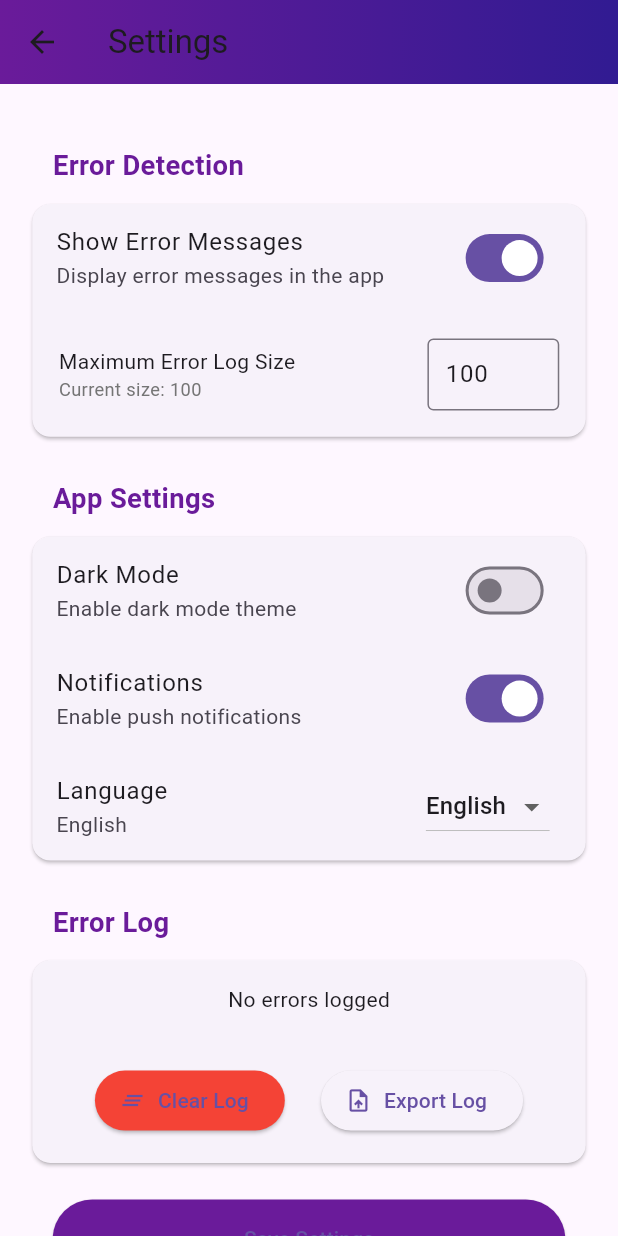
After one commit to kennedyjulius/football_tips, a Flutter app: the SettingsScreen screen opened directly, on a phone screen of 412 x 824 dp. The commit adds this screen. Run offline on Flutter 3.47's test engine with Material 3 defaults, Android fonts, the phone set to English and light mode, and no system bars; our stand-ins replace carousel_slider, cloud_firestore, dots_indicator, firebase_core, flutter_screenutil, shared_preferences; accounts and stored records are empty.

Commit message:
added some code

```diff
--- a/analysis_options.yaml
+++ b/analysis_options.yaml
@@ -7,6 +7,9 @@
 
 # The following line activates a set of recommended lints for Flutter apps,
 # packages, and plugins designed to encourage good coding practices.
+analyzer:
+  errors:
+    unused_import: ignore
 include: package:flutter_lints/flutter.yaml
 
 linter:
--- a/lib/main.dart
+++ b/lib/main.dart
@@ -33,7 +33,7 @@ class MyApp extends StatelessWidget {
             // colorScheme: ColorScheme.fromSeed(seedColor: Colors.deepPurple),
             useMaterial3: true,
           ),
-          home: DailyPredictionsScreen(),
+          home: MainScreen(),
         );
       },
     );
--- a/lib/models/model_tips.dart
+++ b/lib/models/model_tips.dart
@@ -3,7 +3,6 @@ import 'package:cloud_firestore/cloud_firestore.dart';
 class Tip {
   final String date;
   final String leagueName;
-  final String message;
   final String odds;
   final String results;
   final String status;
@@ -15,7 +14,6 @@ class Tip {
   Tip({
     required this.date,
     required this.leagueName,
-    required this.message,
     required this.odds,
     required this.results,
     required this.status,
@@ -30,7 +28,6 @@ class Tip {
     return Tip(
       date: map['date'] ?? '',
       leagueName: map['league_name'] ?? '',
-      message: map['message'] ?? '',
       odds: map['odds'] ?? '',
       results: map['results'] ?? '',
       status: map['status'] ?? '',
@@ -47,7 +44,6 @@ class Tip {
     return Tip(
       date: data['date'] ?? '',
       leagueName: data['league_name'] ?? '',
-      message: data['message'] ?? '',
       odds: data['odds'] is double ? data['odds'].toString() : data['odds'] ?? '',
       results: data['results'] ?? '',
       status: data['status'] ?? '',
@@ -63,7 +59,6 @@ class Tip {
     return {
       'date': date,
       'league_name': leagueName,
-      'message': message,
       'odds': odds,
       'results': results,
       'status': status,
--- /dev/null
+++ b/lib/views/settings_screen.dart
@@ -0,0 +1,334 @@
+import 'package:flutter/material.dart';
+import 'package:flutter_screenutil/flutter_screenutil.dart';
+import 'package:shared_preferences/shared_preferences.dart';
+
+class SettingsScreen extends StatefulWidget {
+  const SettingsScreen({super.key});
+
+  @override
+  State<SettingsScreen> createState() => _SettingsScreenState();
+}
+
+class _SettingsScreenState extends State<SettingsScreen> {
+  // Settings state
+  bool _showErrors = true;
+  bool _isDarkMode = false;
+  bool _showNotifications = true;
+  String _selectedLanguage = 'English';
+  final _formKey = GlobalKey<FormState>();
+
+  // Error tracking
+  final List<String> _errorLog = [];
+  int _maxErrorLogSize = 100;
+
+  @override
+  void initState() {
+    super.initState();
+    _loadSettings();
+  }
+
+  Future<void> _loadSettings() async {
+    try {
+      final prefs = await SharedPreferences.getInstance();
+      setState(() {
+        _showErrors = prefs.getBool('showErrors') ?? true;
+        _isDarkMode = prefs.getBool('isDarkMode') ?? false;
+        _showNotifications = prefs.getBool('showNotifications') ?? true;
+        _selectedLanguage = prefs.getString('language') ?? 'English';
+        _maxErrorLogSize = prefs.getInt('maxErrorLogSize') ?? 100;
+      });
+    } catch (e) {
+      _logError('Failed to load settings: $e');
+    }
+  }
+
+  Future<void> _saveSettings() async {
+    try {
+      if (!_formKey.currentState!.validate()) {
+        return;
+      }
+
+      final prefs = await SharedPreferences.getInstance();
+      await prefs.setBool('showErrors', _showErrors);
+      await prefs.setBool('isDarkMode', _isDarkMode);
+      await prefs.setBool('showNotifications', _showNotifications);
+      await prefs.setString('language', _selectedLanguage);
+      await prefs.setInt('maxErrorLogSize', _maxErrorLogSize);
+
+      if (mounted) {
+        ScaffoldMessenger.of(context).showSnackBar(
+          const SnackBar(
+            content: Text('Settings saved successfully'),
+            backgroundColor: Colors.green,
+          ),
+        );
+      }
+    } catch (e) {
+      _logError('Failed to save settings: $e');
+      if (mounted) {
+        ScaffoldMessenger.of(context).showSnackBar(
+          SnackBar(
+            content: Text('Failed to save settings: $e'),
+            backgroundColor: Colors.red,
+          ),
+        );
+      }
+    }
+  }
+
+  void _logError(String error) {
+    if (_errorLog.length >= _maxErrorLogSize) {
+      _errorLog.removeAt(0);
+    }
+    _errorLog.add('${DateTime.now()}: $error');
+  }
+
+  void _clearErrorLog() {
+    setState(() {
+      _errorLog.clear();
+    });
+  }
+
+  void _exportErrorLog() {
+    // TODO: Implement error log export functionality
+    _logError('Error log export not implemented yet');
+  }
+
+  @override
+  Widget build(BuildContext context) {
+    return Scaffold(
+      appBar: AppBar(
+        title: const Text('Settings'),
+        flexibleSpace: Container(
+          decoration: BoxDecoration(
+            gradient: LinearGradient(
+              colors: [
+                Colors.purple.shade800,
+                Colors.deepPurple.shade900,
+              ],
+            ),
+          ),
+        ),
+      ),
+      body: Form(
+        key: _formKey,
+        child: ListView(
+          padding: EdgeInsets.all(16.w),
+          children: [
+            // Error Detection Section
+            _buildSectionTitle('Error Detection'),
+            Card(
+              child: Column(
+                mainAxisSize: MainAxisSize.min,
+                children: [
+                  SwitchListTile(
+                    title: const Text('Show Error Messages'),
+                    subtitle: const Text('Display error messages in the app'),
+                    value: _showErrors,
+                    onChanged: (value) {
+                      setState(() {
+                        _showErrors = value;
+                      });
+                    },
+                  ),
+                  Padding(
+                    padding: EdgeInsets.all(16.w),
+                    child: Row(
+                      children: [
+                        Expanded(
+                          child: Column(
+                            crossAxisAlignment: CrossAxisAlignment.start,
+                            children: [
+                              const Text('Maximum Error Log Size'),
+                              Text(
+                                'Current size: $_maxErrorLogSize',
+                                style: TextStyle(
+                                  color: Colors.grey[600],
+                                  fontSize: 12.sp,
+                                ),
+                              ),
+                            ],
+                          ),
+                        ),
+                        SizedBox(
+                          width: 80.w,
+                          child: TextFormField(
+                            initialValue: _maxErrorLogSize.toString(),
+                            keyboardType: TextInputType.number,
+                            decoration: const InputDecoration(
+                              border: OutlineInputBorder(),
+                              contentPadding: EdgeInsets.symmetric(
+                                horizontal: 8,
+                                vertical: 8,
+                              ),
+                            ),
+                            validator: (value) {
+                              if (value == null || value.isEmpty) {
+                                return 'Required';
+                              }
+                              final size = int.tryParse(value);
+                              if (size == null || size < 1) {
+                                return 'Invalid';
+                              }
+                              return null;
+                            },
+                            onChanged: (value) {
+                              final size = int.tryParse(value);
+                              if (size != null && size > 0) {
+                                setState(() {
+                                  _maxErrorLogSize = size;
+                                });
+                              }
+                            },
+                          ),
+                        ),
+                      ],
+                    ),
+                  ),
+                ],
+              ),
+            ),
+
+            // App Settings Section
+            _buildSectionTitle('App Settings'),
+            Card(
+              child: Column(
+                mainAxisSize: MainAxisSize.min,
+                children: [
+                  SwitchListTile(
+                    title: const Text('Dark Mode'),
+                    subtitle: const Text('Enable dark mode theme'),
+                    value: _isDarkMode,
+                    onChanged: (value) {
+                      setState(() {
+                        _isDarkMode = value;
+                      });
+                    },
+                  ),
+                  SwitchListTile(
+                    title: const Text('Notifications'),
+                    subtitle: const Text('Enable push notifications'),
+                    value: _showNotifications,
+                    onChanged: (value) {
+                      setState(() {
+                        _showNotifications = value;
+                      });
+                    },
+                  ),
+                  ListTile(
+                    title: const Text('Language'),
+                    subtitle: Text(_selectedLanguage),
+                    trailing: DropdownButton<String>(
+                      value: _selectedLanguage,
+                      items: ['English', 'Spanish', 'French', 'German']
+                          .map((String value) {
+                        return DropdownMenuItem<String>(
+                          value: value,
+                          child: Text(value),
+                        );
+                      }).toList(),
+                      onChanged: (String? newValue) {
+                        if (newValue != null) {
+                          setState(() {
+                            _selectedLanguage = newValue;
+                          });
+                        }
+                      },
+                    ),
+                  ),
+                ],
+              ),
+            ),
+
+            // Error Log Section
+            if (_showErrors) ...[
+              _buildSectionTitle('Error Log'),
+              Card(
+                child: Column(
+                  mainAxisSize: MainAxisSize.min,
+                  children: [
+                    if (_errorLog.isEmpty)
+                      const Padding(
+                        padding: EdgeInsets.all(16.0),
+                        child: Text('No errors logged'),
+                      )
+                    else
+                      ConstrainedBox(
+                        constraints: BoxConstraints(
+                          maxHeight: 200.h,
+                        ),
+                        child: ListView.builder(
+                          shrinkWrap: true,
+                          physics: const AlwaysScrollableScrollPhysics(),
+                          itemCount: _errorLog.length,
+                          itemBuilder: (context, index) {
+                            return ListTile(
+                              title: Text(
+                                _errorLog[index],
+                                style: TextStyle(fontSize: 12.sp),
+                              ),
+                              dense: true,
+                            );
+                          },
+                        ),
+                      ),
+                    Padding(
+                      padding: EdgeInsets.all(16.w),
+                      child: Row(
+                        mainAxisAlignment: MainAxisAlignment.spaceEvenly,
+                        children: [
+                          ElevatedButton.icon(
+                            onPressed: _clearErrorLog,
+                            icon: const Icon(Icons.clear_all),
+                            label: const Text('Clear Log'),
+                            style: ElevatedButton.styleFrom(
+                              backgroundColor: Colors.red,
+                            ),
+                          ),
+                          ElevatedButton.icon(
+                            onPressed: _exportErrorLog,
+                            icon: const Icon(Icons.upload_file),
+                            label: const Text('Export Log'),
+                          ),
+                        ],
+                      ),
+                    ),
+                  ],
+                ),
+              ),
+            ],
+
+            SizedBox(height: 20.h),
+            Padding(
+              padding: EdgeInsets.symmetric(horizontal: 16.w),
+              child: ElevatedButton(
+                onPressed: _saveSettings,
+                style: ElevatedButton.styleFrom(
+                  backgroundColor: Colors.purple.shade800,
+                  padding: EdgeInsets.symmetric(vertical: 16.h),
+                  minimumSize: Size(double.infinity, 48.h),
+                ),
+                child: const Text('Save Settings'),
+              ),
+            ),
+            SizedBox(height: 20.h),
+          ],
+        ),
+      ),
+    );
+  }
+
+  Widget _buildSectionTitle(String title) {
+    return Padding(
+      padding: EdgeInsets.fromLTRB(16.w, 24.h, 16.w, 8.h),
+      child: Text(
+        title,
+        style: TextStyle(
+          fontSize: 18.sp,
+          fontWeight: FontWeight.bold,
+          color: Colors.purple.shade800,
+        ),
+      ),
+    );
+  }
+}
--- a/pubspec.yaml
+++ b/pubspec.yaml
@@ -44,6 +44,7 @@ dependencies:
   get_event_bus: ^1.0.0
   google_nav_bar: ^5.0.7
   intl: ^0.19.0
+  shared_preferences: ^2.2.2
 
 dev_dependencies:
   flutter_lints: ^5.0.0
```
Also changed, not shown: lib/views/dailytips_screen.dart (+15 -19 lines), lib/views/homescreen.dart (+218 -34 lines), pubspec.lock, 1 other file.
